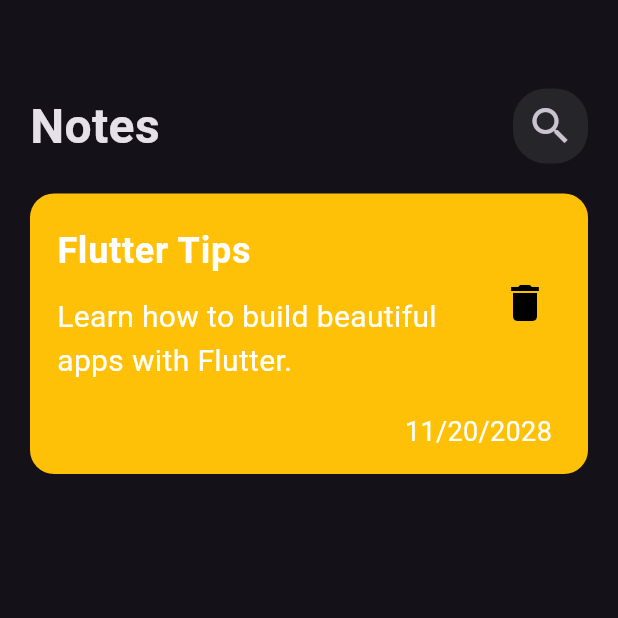
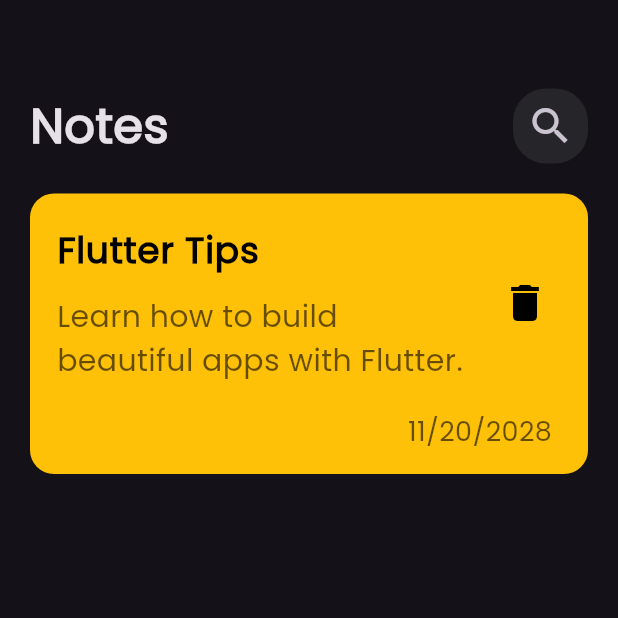
Before and after one commit to Jik00/Notes-App, a Flutter app: the screen it shows after launch, on a phone screen of 412 x 824 dp, the top half of it. Run offline on Flutter 3.47's test engine with Material 3 defaults, Android fonts, the phone set to English and light mode, and no system bars.

Commit message:
adding fontFamily

```diff
--- a/lib/main.dart
+++ b/lib/main.dart
@@ -12,7 +12,7 @@ class MyApp extends StatelessWidget {
   Widget build(BuildContext context) {
     return MaterialApp(
       debugShowCheckedModeBanner: false,
-      theme: ThemeData(brightness: Brightness.dark),
+      theme: ThemeData(brightness: Brightness.dark, fontFamily: 'Poppins'),
       home: const NotesView(),
     );
   }
--- a/lib/view/notes_view.dart
+++ b/lib/view/notes_view.dart
@@ -1,5 +1,3 @@
-import 'dart:ffi';
-
 import 'package:flutter/material.dart';
 import 'package:notes_app/widgets/custom_appbar.dart';
 import 'package:notes_app/widgets/note_item.dart';
--- a/lib/widgets/note_item.dart
+++ b/lib/widgets/note_item.dart
@@ -21,14 +21,15 @@ class NoteItem extends StatelessWidget {
               child: Text(
                 "Flutter Tips",
                 style: TextStyle(
-                    color: Colors.white,
+                    color: Colors.black,
                     fontSize: 24,
                     fontWeight: FontWeight.bold),
               ),
             ),
-            subtitle: const Text(
+            subtitle: Text(
               "Learn how to build beautiful apps with Flutter.",
-              style: TextStyle(color: Colors.white, fontSize: 20),
+              style:
+                  TextStyle(color: Colors.black.withOpacity(0.6), fontSize: 20),
             ),
             trailing: IconButton(
               onPressed: () {},
@@ -39,12 +40,12 @@ class NoteItem extends StatelessWidget {
               ),
             ),
           ),
-          const Padding(
-            padding: EdgeInsets.only(right: 24),
+          Padding(
+            padding: const EdgeInsets.only(right: 24),
             child: Text(
               "11/20/2028",
               style: TextStyle(
-                color: Colors.white,
+                color: Colors.black.withOpacity(0.6),
                 fontSize: 18,
               ),
             ),
```
Also changed, not shown: pubspec.yaml (+4 -5 lines), lib/assets/fonts/Poppins-Regular.ttf (added).
